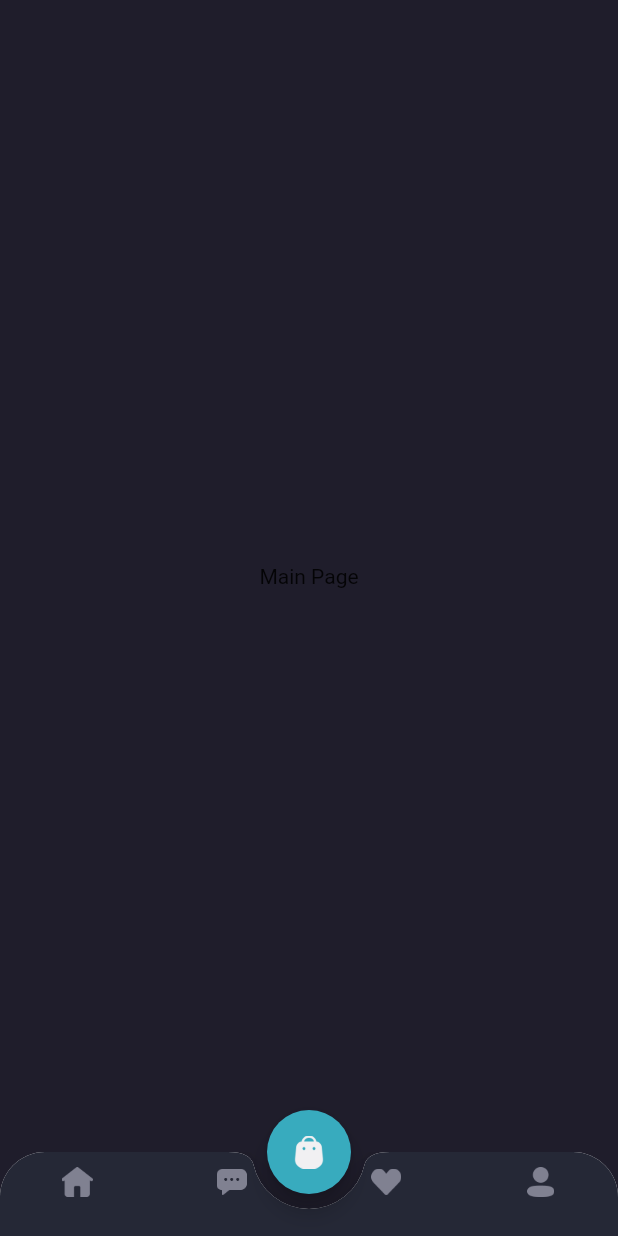
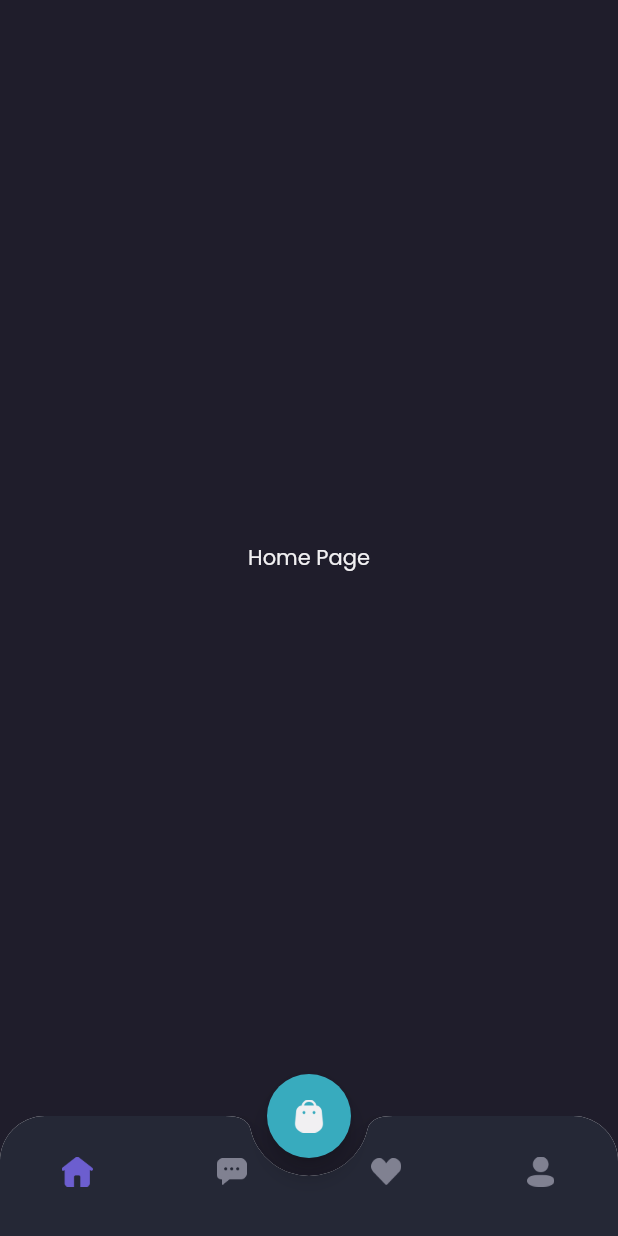
Before and after one commit to aaronlinggo/Shamo-frontend, a Flutter app: the MainPage screen opened by its route, on a phone screen of 412 x 824 dp. Run offline on Flutter 3.47's test engine with Material 2 defaults, Android fonts, the phone set to English and light mode, and no system bars; our stand-ins replace google_fonts.

Commit message:
Customize main_page with Navigation Bar Action

```diff
--- /dev/null
+++ b/lib/pages/home/chat_page.dart
@@ -0,0 +1,13 @@
+import 'package:flutter/material.dart';
+import 'package:shamo/theme.dart';
+
+class ChatPage extends StatelessWidget {
+  const ChatPage({Key? key}) : super(key: key);
+
+  @override
+  Widget build(BuildContext context) {
+    return Center(
+      child: Text('Chat Page', style: primaryTextStyle),
+    );
+  }
+}
--- /dev/null
+++ b/lib/pages/home/home_page.dart
@@ -0,0 +1,13 @@
+import 'package:flutter/material.dart';
+import 'package:shamo/theme.dart';
+
+class HomePage extends StatelessWidget {
+  const HomePage({Key? key}) : super(key: key);
+
+  @override
+  Widget build(BuildContext context) {
+    return Center(
+      child: Text('Home Page', style: primaryTextStyle),
+    );
+  }
+}
--- a/lib/pages/home/main_page.dart
+++ b/lib/pages/home/main_page.dart
@@ -1,10 +1,22 @@
 // ignore_for_file: prefer_const_constructors
 
 import 'package:flutter/material.dart';
+import 'package:shamo/pages/home/chat_page.dart';
+import 'package:shamo/pages/home/home_page.dart';
+import 'package:shamo/pages/home/profile_page.dart';
+import 'package:shamo/pages/home/whislist_page.dart';
 import 'package:shamo/theme.dart';
 
-class MainPage extends StatelessWidget {
+class MainPage extends StatefulWidget {
   const MainPage({Key? key}) : super(key: key);
+
+  @override
+  State<MainPage> createState() => _MainPageState();
+}
+
+class _MainPageState extends State<MainPage> {
+
+  int currentIndex = 0;
 
   Widget cartButton(){
     return FloatingActionButton(
@@ -24,37 +36,72 @@ class MainPage extends StatelessWidget {
       ),
       child: BottomAppBar(
         shape: CircularNotchedRectangle(),
-        notchMargin: 10,
+        notchMargin: 12,
         clipBehavior: Clip.antiAlias,
         child: BottomNavigationBar(
           backgroundColor: backgroundColor4,
+          currentIndex: currentIndex,
+          onTap: (index) {
+            print(index);
+            setState(() {
+              currentIndex = index;
+            });
+          },
           type: BottomNavigationBarType.fixed,
           items: [
             BottomNavigationBarItem(
-              icon: Image.asset(
-                'assets/icon_home.png',
-                width: 21
+              icon: Container(
+                margin: EdgeInsets.only(
+                  top: 20,
+                  bottom: 10
+                ),
+                child: Image.asset(
+                  'assets/icon_home.png',
+                  width: 21,
+                  color: currentIndex == 0 ? primaryColor : Color(0xff808191),
+                ),
               ),
               label: '',
             ),
             BottomNavigationBarItem(
-              icon: Image.asset(
-                'assets/icon_chat.png',
-                width: 20
+              icon: Container(
+                margin: EdgeInsets.only(
+                  top: 20,
+                  bottom: 10
+                ),
+                child: Image.asset(
+                  'assets/icon_chat.png',
+                  width: 20,
+                  color: currentIndex == 1 ? primaryColor : Color(0xff808191),
+                ),
               ),
               label: '',
             ),
             BottomNavigationBarItem(
-              icon: Image.asset(
-                'assets/icon_wishlist.png',
-                width: 20
+              icon: Container(
+                margin: EdgeInsets.only(
+                  top: 20,
+                  bottom: 10
+                ),
+                child: Image.asset(
+                  'assets/icon_wishlist.png',
+                  width: 20,
+                  color: currentIndex == 2 ? primaryColor : Color(0xff808191),
+                ),
               ),
               label: '',
             ),
             BottomNavigationBarItem(
-              icon: Image.asset(
-                'assets/icon_profile.png',
-                width: 18
+              icon: Container(
+                margin: EdgeInsets.only(
+                  top: 20,
+                  bottom: 10
+                ),
+                child: Image.asset(
+                  'assets/icon_profile.png',
+                  width: 18,
+                  color: currentIndex == 3 ? primaryColor : Color(0xff808191),
+                ),
               ),
               label: '',
             ),
@@ -64,6 +111,21 @@ class MainPage extends StatelessWidget {
     );
   }
 
+  Widget body(){
+    switch (currentIndex) {
+      case 0:
+        return HomePage();
+      case 1:
+        return ChatPage();
+      case 2:
+        return WhisListPage();
+      case 3:
+        return ProfilePage();
+      default:
+        return HomePage();
+    }
+  }
+
   @override
   Widget build(BuildContext context) {
     return Scaffold(
@@ -71,9 +133,7 @@ class MainPage extends StatelessWidget {
       floatingActionButton: cartButton(),
       floatingActionButtonLocation: FloatingActionButtonLocation.centerDocked,
       bottomNavigationBar: customBottomNav(),
-      body: Center(
-        child: Text('Main Page'),
-      ),
+      body: body(),
     );
   }
 }
--- /dev/null
+++ b/lib/pages/home/profile_page.dart
@@ -0,0 +1,13 @@
+import 'package:flutter/material.dart';
+import 'package:shamo/theme.dart';
+
+class ProfilePage extends StatelessWidget {
+  const ProfilePage({Key? key}) : super(key: key);
+
+  @override
+  Widget build(BuildContext context) {
+    return Center(
+      child: Text('Profile Page', style: primaryTextStyle),
+    );
+  }
+}
--- /dev/null
+++ b/lib/pages/home/whislist_page.dart
@@ -0,0 +1,13 @@
+import 'package:flutter/material.dart';
+import 'package:shamo/theme.dart';
+
+class WhisListPage extends StatelessWidget {
+  const WhisListPage({Key? key}) : super(key: key);
+
+  @override
+  Widget build(BuildContext context) {
+    return Center(
+      child: Text('WhisList Page', style: primaryTextStyle),
+    );
+  }
+}
```
